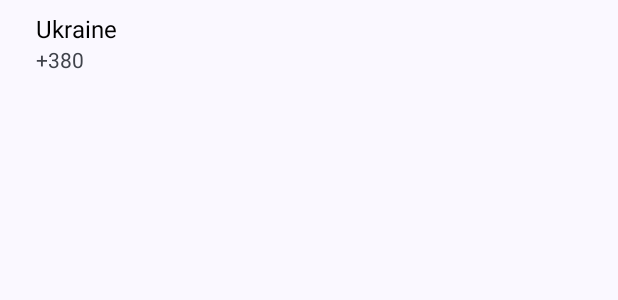
After one commit to avocadochif/countries, an Android app: the layout item_country.xml on its own in the app's theme, with its tools: preview values and no code run, on a phone screen of 412 x 824 dp. The commit adds this screen. Shown: the top 300 px of the screen. Run offline under Robolectric (Android 15) with nearby library versions, the phone set to English and light mode, and no system bars.

Commit message:
Added sample of library implementation for app module.

```diff
--- a/app/build.gradle
+++ b/app/build.gradle
@@ -30,6 +30,10 @@ android {
     kotlinOptions {
         jvmTarget = '1.8'
     }
+
+    buildFeatures {
+        viewBinding true
+    }
 }
 
 dependencies {
--- /dev/null
+++ b/app/src/main/res/layout/item_country.xml
@@ -0,0 +1,41 @@
+<?xml version="1.0" encoding="utf-8"?>
+<androidx.constraintlayout.widget.ConstraintLayout xmlns:android="http://schemas.android.com/apk/res/android"
+    xmlns:app="http://schemas.android.com/apk/res-auto"
+    xmlns:tools="http://schemas.android.com/tools"
+    android:layout_width="match_parent"
+    android:layout_height="wrap_content"
+    android:paddingHorizontal="16dp"
+    android:paddingVertical="8dp">
+
+    <TextView
+        android:id="@+id/flagTV"
+        android:layout_width="wrap_content"
+        android:layout_height="wrap_content"
+        android:textColor="@color/black"
+        android:textSize="24sp"
+        app:layout_constraintBottom_toBottomOf="parent"
+        app:layout_constraintStart_toStartOf="parent"
+        app:layout_constraintTop_toTopOf="parent"
+        tools:text="\ud83c\uddfa\ud83c\udde6" />
+
+    <TextView
+        android:id="@+id/nameTV"
+        android:layout_width="0dp"
+        android:layout_height="wrap_content"
+        android:layout_marginStart="8dp"
+        android:textColor="@color/black"
+        android:textSize="16sp"
+        app:layout_constraintEnd_toEndOf="parent"
+        app:layout_constraintStart_toEndOf="@id/flagTV"
+        app:layout_constraintTop_toTopOf="parent"
+        tools:text="Ukraine" />
+
+    <TextView
+        android:id="@+id/phoneTV"
+        android:layout_width="wrap_content"
+        android:layout_height="wrap_content"
+        app:layout_constraintStart_toStartOf="@+id/nameTV"
+        app:layout_constraintTop_toBottomOf="@+id/nameTV"
+        tools:text="+380" />
+
+</androidx.constraintlayout.widget.ConstraintLayout>
--- a/app/src/main/res/values/themes.xml
+++ b/app/src/main/res/values/themes.xml
@@ -1,3 +1,3 @@
-<resources xmlns:tools="http://schemas.android.com/tools">
-    <style name="AppTheme" parent="Theme.Material3.Light" />
+<resources>
+    <style name="AppTheme" parent="Theme.Material3.DynamicColors.Light" />
 </resources>
```
Also changed, not shown: app/src/main/java/com/avocadochif/countries/CountryAdapter.kt (added, +19 -0 lines), app/src/main/java/com/avocadochif/countries/CountryDiffUtilItemCallback.kt (added, +16 -0 lines), app/src/main/java/com/avocadochif/countries/CountryViewHolder.kt (added, +17 -0 lines), app/src/main/java/com/avocadochif/countries/MainActivity.kt (+11 -1 lines), app/src/main/res/layout/activity_main.xml (+7 -11 lines).
